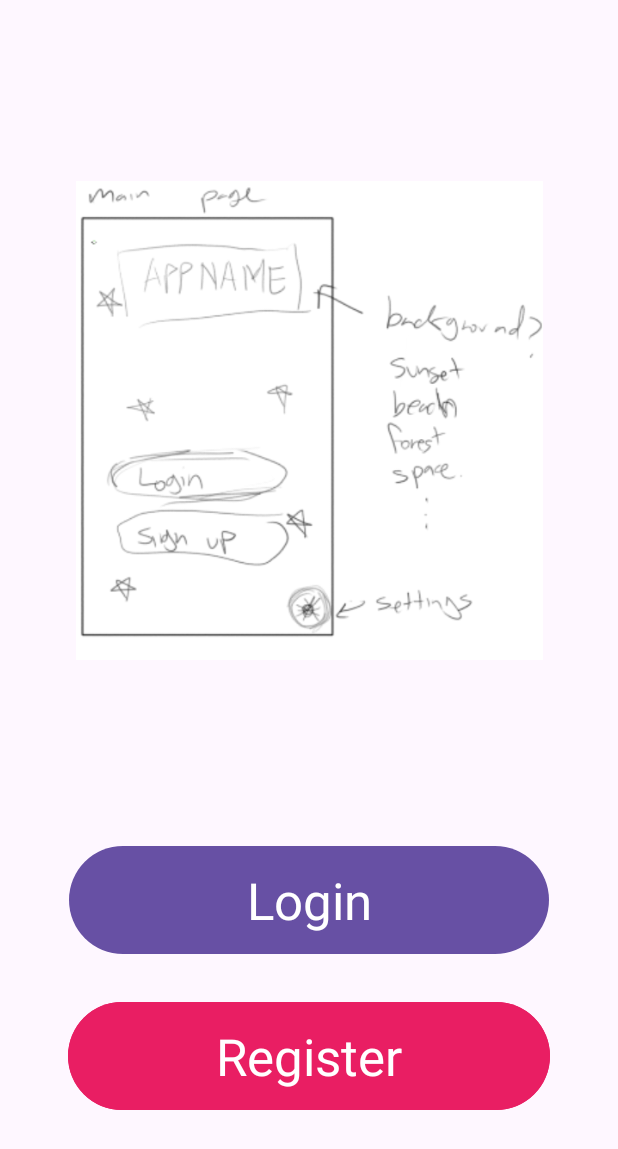
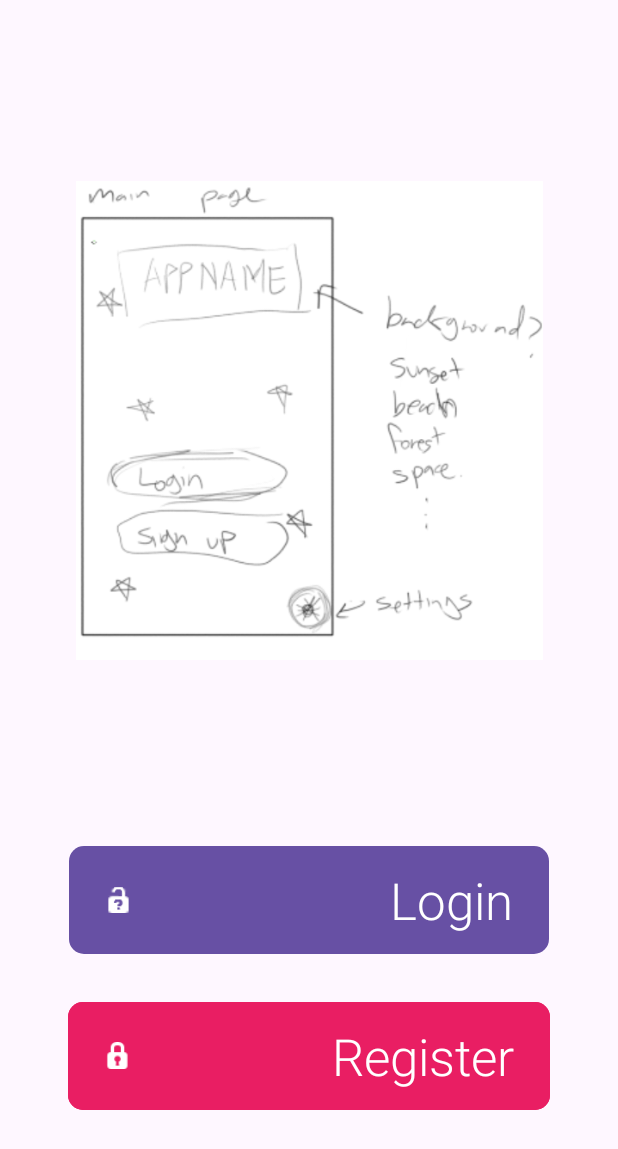
Before and after one commit to Moonshine6475/HackTheHill-Self-Improvement-App, an Android app: the screen it shows after launch (MainActivity), on a phone screen of 412 x 824 dp. Shown: the top 1149 px of the screen. Run offline under Robolectric (Android 15) with nearby library versions, the phone set to English and light mode, and no system bars.

Commit message:
minor edits to login/main

```diff
--- a/app/src/main/res/layout/activity_login.xml
+++ b/app/src/main/res/layout/activity_login.xml
@@ -60,6 +60,7 @@
             android:textAlignment="textEnd"
             android:textAppearance="@style/TextAppearance.AppCompat.Body1"
             android:textSize="20dp"
+            app:cornerRadius="10dp"
             app:icon="@android:drawable/stat_sys_warning" />
 
     </LinearLayout>
--- a/app/src/main/res/layout/activity_main.xml
+++ b/app/src/main/res/layout/activity_main.xml
@@ -12,8 +12,12 @@
         android:layout_width="320dp"
         android:layout_height="80dp"
         android:layout_marginBottom="24dp"
+        android:fontFamily="sans-serif-light"
         android:text="Login"
+        android:textAlignment="textEnd"
         android:textAppearance="@style/TextAppearance.AppCompat.Display1"
+        app:cornerRadius="10dp"
+        app:icon="@android:drawable/ic_partial_secure"
         app:layout_constraintBottom_toTopOf="@+id/Register"
         app:layout_constraintEnd_toEndOf="parent"
         app:layout_constraintStart_toStartOf="parent" />
@@ -24,9 +28,12 @@
         android:layout_height="80dp"
         android:layout_marginBottom="80dp"
         android:backgroundTint="#E91E63"
+        android:fontFamily="sans-serif-light"
         android:text="Register"
-        android:textAlignment="center"
+        android:textAlignment="textEnd"
         android:textAppearance="@style/TextAppearance.AppCompat.Display1"
+        app:cornerRadius="10dp"
+        app:icon="@android:drawable/ic_secure"
         app:layout_constraintBottom_toBottomOf="parent"
         app:layout_constraintEnd_toEndOf="parent"
         app:layout_constraintStart_toStartOf="parent" />
```
